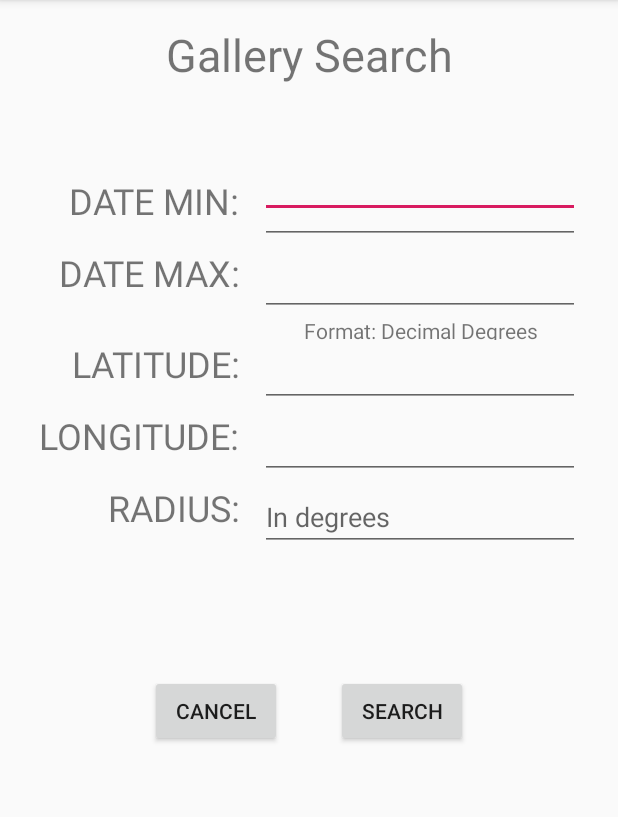
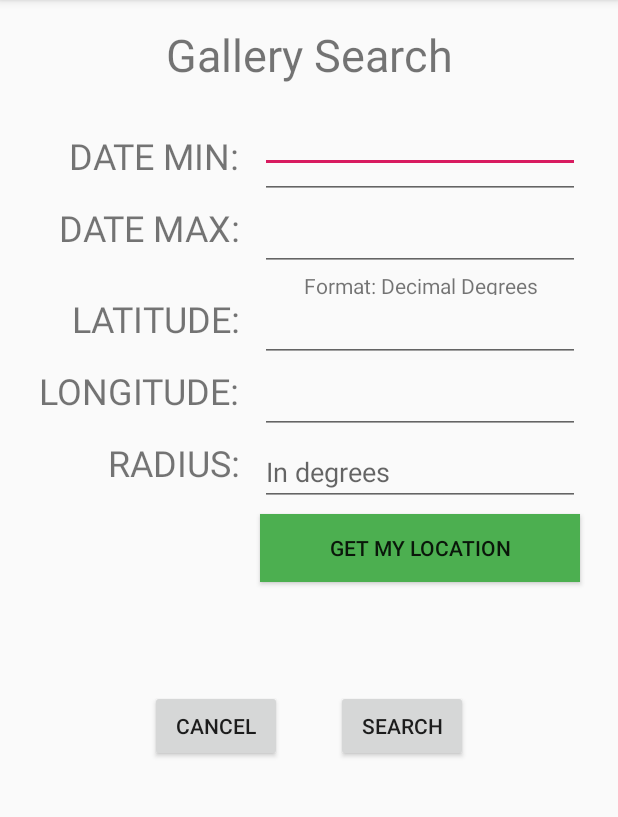
Before and after one commit to jle-santos/Photo-Gallery, an Android app: the searchActivity screen opened directly, with no data from a screen before it, on a phone screen of 412 x 824 dp, the part 84-901 px from its top. Run offline under Robolectric (Android 15) with nearby library versions, the phone set to English and light mode, and no system bars.

Commit message:
Automated get location

```diff
--- a/app/src/main/java/com/example/photogallery/searchActivity.java
+++ b/app/src/main/java/com/example/photogallery/searchActivity.java
@@ -2,6 +2,7 @@ package com.example.photogallery;
 
 import android.content.Intent;
 import android.graphics.BitmapFactory;
+import android.location.Location;
 import android.os.Bundle;
 import android.util.Log;
 import android.view.View;
@@ -15,6 +16,9 @@ import androidx.appcompat.app.AppCompatActivity;
 import java.io.File;
 
 public class searchActivity extends AppCompatActivity {
+
+    //Location
+    private gpsClass gpsSearch = new gpsClass(this);
 
     @Override
     protected void onCreate(Bundle savedInstanceState) {
@@ -32,6 +36,9 @@ public class searchActivity extends AppCompatActivity {
         // Create various object on the xml file
         final Button btnCancel = findViewById(R.id.btnCancel);
         final Button btnSearch = findViewById(R.id.btnSearch);
+
+        final Button btnLocate = findViewById(R.id.btnLocate);
+
         final EditText captionSearch = findViewById(R.id.searchCaption);
 
         //Date search
@@ -46,11 +53,25 @@ public class searchActivity extends AppCompatActivity {
         btnCancel.setOnClickListener(new View.OnClickListener() {
             @Override
             public void onClick(View v) {
-                Log.i("Cancel:", "button has been pressed... Termniating");
+                Log.i("Cancel:", "button has been pressed... Terminating");
                 finish();
             }
         });
 
+        //Get location
+        btnLocate.setOnClickListener(new View.OnClickListener() {
+            @Override
+            public void onClick(View v) {
+                Log.i("Dev::", "Getting location");
+
+                Location location = gpsSearch.getLocation();
+
+                latitudeSearch.setText(Double.toString(location.getLatitude()));
+                longitudeSearch.setText(Double.toString(location.getLongitude()));
+
+                //Toast.makeText(getApplicationContext(), "Lat:" + location.getLatitude() + " | Lon: " + location.getLongitude(), Toast.LENGTH_SHORT).show();
+            }
+        });
 
         // On search find the file
         btnSearch.setOnClickListener(new View.OnClickListener() {
--- a/app/src/main/res/layout/activity_search.xml
+++ b/app/src/main/res/layout/activity_search.xml
@@ -25,7 +25,7 @@
         android:layout_width="wrap_content"
         android:layout_height="wrap_content"
         android:layout_marginStart="50dp"
-        android:layout_marginTop="100dp"
+        android:layout_marginTop="70dp"
         android:layout_marginEnd="10dp"
         android:layout_marginBottom="10dp"
         android:text="CAPTION:"
@@ -53,7 +53,7 @@
         android:id="@+id/searchCaption"
         android:layout_width="wrap_content"
         android:layout_height="wrap_content"
-        android:layout_marginTop="100dp"
+        android:layout_marginTop="70dp"
         android:layout_marginEnd="25dp"
         android:ems="10"
         app:layout_constraintEnd_toEndOf="parent"
@@ -63,7 +63,7 @@
         android:id="@+id/btnSearch"
         android:layout_width="wrap_content"
         android:layout_height="wrap_content"
-        android:layout_marginTop="450dp"
+        android:layout_marginTop="460dp"
         android:layout_marginEnd="100dp"
         android:text="Search"
         app:layout_constraintEnd_toEndOf="parent"
@@ -74,7 +74,7 @@
         android:layout_width="wrap_content"
         android:layout_height="wrap_content"
         android:layout_marginStart="100dp"
-        android:layout_marginTop="450dp"
+        android:layout_marginTop="460dp"
         android:text="Cancel"
         app:layout_constraintStart_toStartOf="parent"
         app:layout_constraintTop_toTopOf="parent" />
@@ -193,4 +193,16 @@
         app:layout_constraintEnd_toEndOf="@+id/maxDateSearch"
         app:layout_constraintTop_toTopOf="@+id/radText" />
 
+    <Button
+        android:id="@+id/btnLocate"
+        android:layout_width="213dp"
+        android:layout_height="45dp"
+        android:layout_marginTop="5dp"
+        android:background="#4CAF50"
+        android:text="GET MY LOCATION"
+        app:layout_constraintEnd_toEndOf="@+id/radiusSearch"
+        app:layout_constraintHorizontal_bias="0"
+        app:layout_constraintStart_toStartOf="@+id/radiusSearch"
+        app:layout_constraintTop_toBottomOf="@+id/radiusSearch" />
+
 </androidx.constraintlayout.widget.ConstraintLayout>
--- /dev/null
+++ b/app/src/main/res/values/locationIcon_background.xml
@@ -0,0 +1,4 @@
+<?xml version="1.0" encoding="utf-8"?>
+<resources>
+    <color name="locationIcon_background">#26A69A</color>
+</resources>
```
Also changed, not shown: app/src/main/locationIcon-web.png (added).
